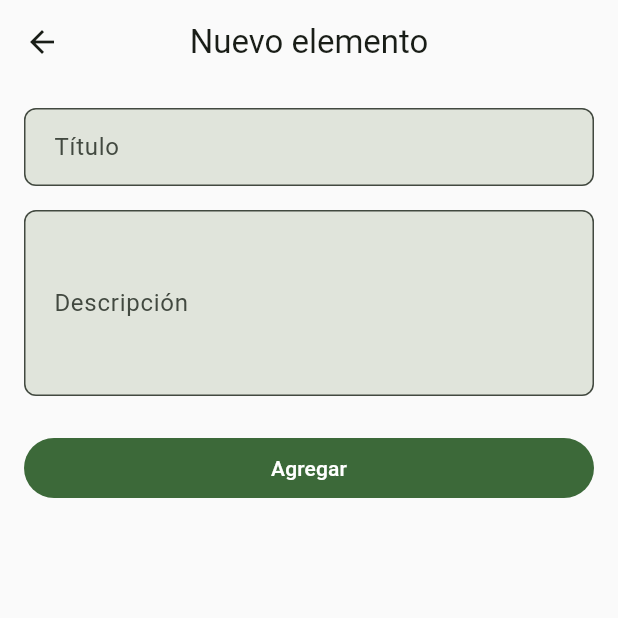
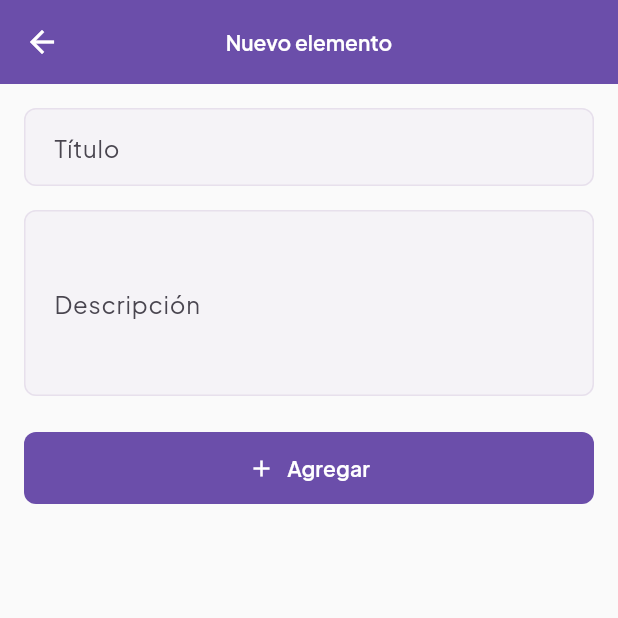
Before and after one commit to juan-coder-man/habilitaciontecnica_flutter_pragma, a Flutter app: the screen it shows after launch, after a tap on the "add" icon, on a phone screen of 412 x 824 dp, the top half of it. Run offline on Flutter 3.47's test engine with Material 3 defaults, Android fonts, the phone set to English and light mode, and no system bars; our stand-ins replace google_fonts.

Commit message:
Tema visual, formulario y dependencias
- Tema de la app con AppColors, ColorScheme, Google Fonts (Plus Jakarta Sans) y estilos para cards, inputs, botones y FAB
- Botón de guardar/agregar del formulario cambiado a FilledButton.icon con icono (guardar/agregar)
- Añadida dependencia google_fonts en pubspec.yaml

```diff
--- /dev/null
+++ b/lib/core/theme/app_colors.dart
@@ -0,0 +1,22 @@
+import 'package:flutter/material.dart';
+
+abstract class AppColors {
+  static const Color primary = Color(0xFF6B4EAA);
+  static const Color primaryDark = Color(0xFF4E3780);
+  static const Color primaryLight = Color(0xFF8B6FBF);
+  static const Color lavender = Color(0xFFE8E0F0);
+  static const Color lavenderSoft = Color(0xFFF3EFF8);
+
+  static const Color accent = Color(0xFF9B7DC9);
+
+  static const Color surface = Color(0xFFFAFAFA);
+  static const Color surfaceVariant = Color(0xFFF5F3F7);
+  static const Color onPrimary = Color(0xFFFFFFFF);
+  static const Color onSurface = Color(0xFF1C1B1F);
+  static const Color onSurfaceVariant = Color(0xFF49454F);
+  static const Color outline = Color(0xFF79747E);
+  static const Color outlineVariant = Color(0xFFE7E0EC);
+
+  static const Color error = Color(0xFFBA1A1A);
+  static const Color onError = Color(0xFFFFFFFF);
+}
--- a/lib/core/theme/app_theme.dart
+++ b/lib/core/theme/app_theme.dart
@@ -1,30 +1,83 @@
 import 'package:flutter/material.dart';
+import 'package:google_fonts/google_fonts.dart';
+import 'package:habilitaciontecnica_flutter_pragma/core/theme/app_colors.dart';
 
 abstract class AppTheme {
   static ThemeData get theme {
+    final colorScheme = ColorScheme.light(
+      primary: AppColors.primary,
+      onPrimary: AppColors.onPrimary,
+      primaryContainer: AppColors.lavender,
+      onPrimaryContainer: AppColors.primaryDark,
+      secondary: AppColors.accent,
+      onSecondary: AppColors.onPrimary,
+      secondaryContainer: AppColors.lavenderSoft,
+      onSecondaryContainer: AppColors.primaryDark,
+      surface: AppColors.surface,
+      onSurface: AppColors.onSurface,
+      surfaceContainerHighest: AppColors.surfaceVariant,
+      onSurfaceVariant: AppColors.onSurfaceVariant,
+      outline: AppColors.outline,
+      outlineVariant: AppColors.outlineVariant,
+      error: AppColors.error,
+      onError: AppColors.onError,
+    );
+
+    final baseTextTheme = GoogleFonts.plusJakartaSansTextTheme();
+    final textTheme = baseTextTheme.copyWith(
+      headlineSmall: baseTextTheme.headlineSmall?.copyWith(
+        fontWeight: FontWeight.w600,
+      ),
+      titleMedium: baseTextTheme.titleMedium?.copyWith(
+        fontWeight: FontWeight.w600,
+      ),
+      bodyLarge: baseTextTheme.bodyLarge,
+      bodyMedium: baseTextTheme.bodyMedium,
+      labelLarge: baseTextTheme.labelLarge?.copyWith(
+        fontWeight: FontWeight.w600,
+      ),
+    );
+
     return ThemeData(
       useMaterial3: true,
-      colorScheme: ColorScheme.fromSeed(
-        seedColor: const Color(0xFF2E7D32),
-        brightness: Brightness.light,
-        surface: const Color(0xFFFAFAFA),
-      ),
-      scaffoldBackgroundColor: const Color(0xFFFAFAFA),
-      appBarTheme: const AppBarTheme(
+      colorScheme: colorScheme,
+      scaffoldBackgroundColor: AppColors.surface,
+      textTheme: textTheme,
+      primaryTextTheme: textTheme,
+      appBarTheme: AppBarTheme(
         centerTitle: true,
         elevation: 0,
         scrolledUnderElevation: 1,
+        backgroundColor: AppColors.primary,
+        foregroundColor: AppColors.onPrimary,
+        titleTextStyle: textTheme.titleLarge?.copyWith(
+          color: AppColors.onPrimary,
+          fontWeight: FontWeight.w600,
+        ),
       ),
       cardTheme: CardThemeData(
         elevation: 1,
-        shadowColor: Colors.black26,
-        shape: RoundedRectangleBorder(borderRadius: BorderRadius.circular(12)),
+        shadowColor: AppColors.primary.withValues(alpha: 0.12),
+        shape: RoundedRectangleBorder(
+          borderRadius: BorderRadius.circular(12),
+          side: BorderSide(color: AppColors.outlineVariant, width: 1),
+        ),
         margin: const EdgeInsets.symmetric(horizontal: 16, vertical: 6),
         clipBehavior: Clip.antiAlias,
+        color: Colors.white,
       ),
       inputDecorationTheme: InputDecorationTheme(
         border: OutlineInputBorder(borderRadius: BorderRadius.circular(8)),
+        enabledBorder: OutlineInputBorder(
+          borderRadius: BorderRadius.circular(8),
+          borderSide: const BorderSide(color: AppColors.outlineVariant),
+        ),
+        focusedBorder: OutlineInputBorder(
+          borderRadius: BorderRadius.circular(8),
+          borderSide: const BorderSide(color: AppColors.primary, width: 2),
+        ),
         filled: true,
+        fillColor: AppColors.surfaceVariant,
         contentPadding: const EdgeInsets.symmetric(
           horizontal: 16,
           vertical: 14,
@@ -36,13 +89,27 @@ abstract class AppTheme {
           shape: RoundedRectangleBorder(borderRadius: BorderRadius.circular(8)),
         ),
       ),
+      filledButtonTheme: FilledButtonThemeData(
+        style: FilledButton.styleFrom(
+          padding: const EdgeInsets.symmetric(horizontal: 24, vertical: 14),
+          shape: RoundedRectangleBorder(borderRadius: BorderRadius.circular(8)),
+        ),
+      ),
+      outlinedButtonTheme: OutlinedButtonThemeData(
+        style: OutlinedButton.styleFrom(
+          padding: const EdgeInsets.symmetric(horizontal: 24, vertical: 14),
+          shape: RoundedRectangleBorder(borderRadius: BorderRadius.circular(8)),
+        ),
+      ),
       textButtonTheme: TextButtonThemeData(
         style: TextButton.styleFrom(
           padding: const EdgeInsets.symmetric(horizontal: 16, vertical: 10),
         ),
       ),
-      floatingActionButtonTheme: const FloatingActionButtonThemeData(
+      floatingActionButtonTheme: FloatingActionButtonThemeData(
         elevation: 2,
+        backgroundColor: AppColors.primary,
+        foregroundColor: AppColors.onPrimary,
       ),
     );
   }
--- a/lib/presentation/form/form_screen.dart
+++ b/lib/presentation/form/form_screen.dart
@@ -71,15 +71,16 @@ class _FormScreenState extends State<FormScreen> {
               textCapitalization: TextCapitalization.sentences,
             ),
             const SizedBox(height: 24),
-            FilledButton(
+            FilledButton.icon(
               onPressed: _isSaving ? null : _save,
-              child: _isSaving
+              icon: _isSaving
                   ? const SizedBox(
-                      height: 22,
-                      width: 22,
+                      height: 20,
+                      width: 20,
                       child: CircularProgressIndicator(strokeWidth: 2),
                     )
-                  : Text(isEditing ? 'Guardar' : 'Agregar'),
+                  : Icon(isEditing ? Icons.save : Icons.add),
+              label: Text(isEditing ? 'Guardar' : 'Agregar'),
             ),
           ],
         ),
--- a/pubspec.yaml
+++ b/pubspec.yaml
@@ -32,6 +32,7 @@ dependencies:
     sdk: flutter
 
   cupertino_icons: ^1.0.8
+  google_fonts: ^6.2.1
   provider: ^6.1.2
 
 dev_dependencies:
```
Also changed, not shown: pubspec.lock, 9 other files.
